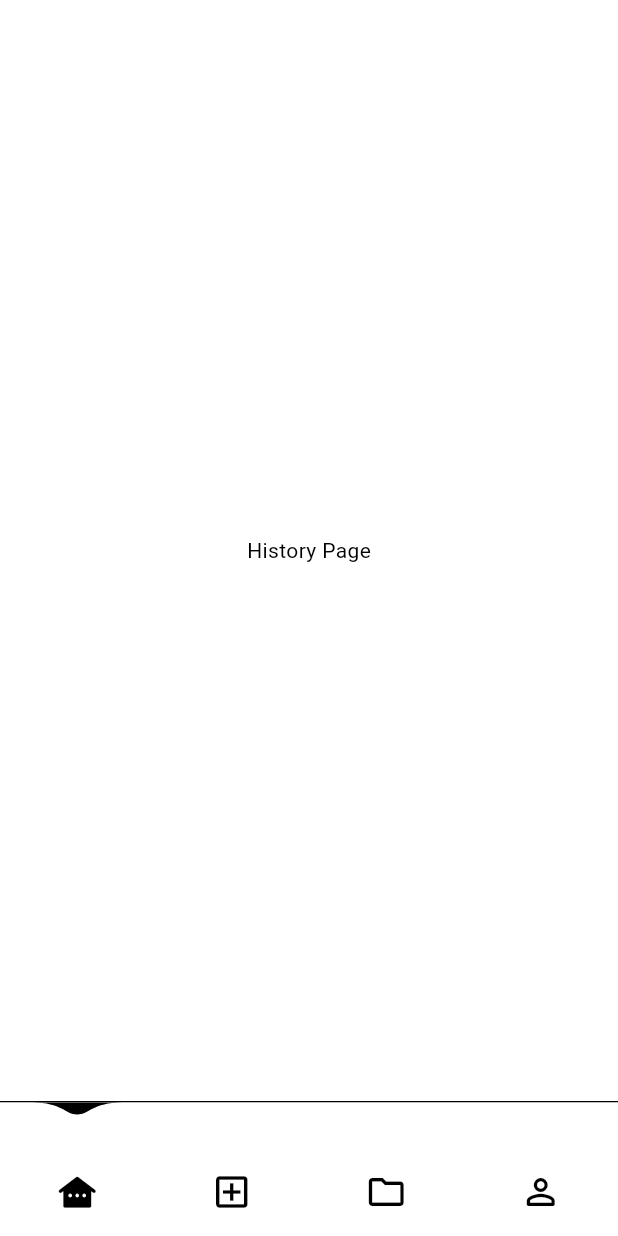
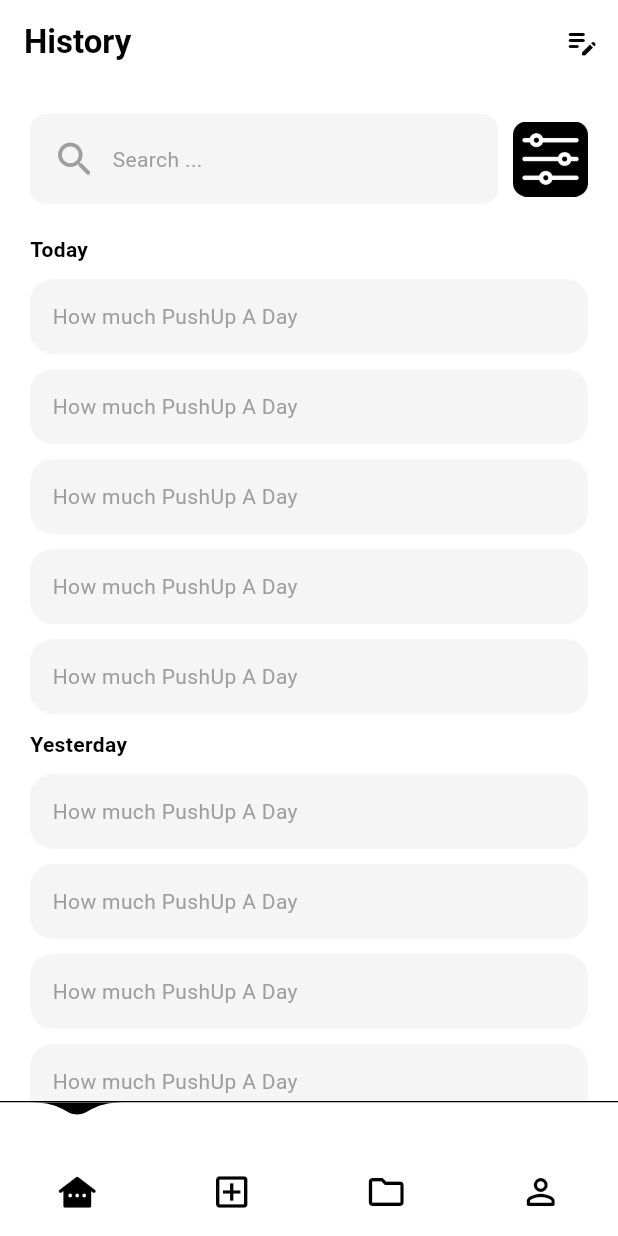
Before and after one commit to KhuongKayyyyy/brainbox, a Flutter app: the HistoryLandingPage screen opened by its route, on a phone screen of 412 x 824 dp. Run offline on Flutter 3.47's test engine with Material 3 defaults, Android fonts, the phone set to English and light mode, and no system bars; drawn by our look-alikes of water_drop_nav_bar; our stand-ins replace cached_network_image, go_router; network calls fail.

Commit message:
chat histoy page ui - done

```diff
--- a/lib/utils/custom_icon.dart
+++ b/lib/utils/custom_icon.dart
@@ -7,5 +7,6 @@ class CustomIcon{
   static String chat = "lib/icons/chat.png";
   static String talk = "lib/icons/rumor.png";
   static String image = "lib/icons/image.png";
+  static String filter = "lib/icons/filter.png";
 
 }
--- a/lib/view/authentication/login_page.dart
+++ b/lib/view/authentication/login_page.dart
@@ -51,6 +51,7 @@ class _LoginPageState extends State<LoginPage> {
   @override
   Widget build(BuildContext context) {
     return Scaffold(
+      resizeToAvoidBottomInset: false,
       backgroundColor: AppTheme.inkGrey,
       appBar: AppBar(
         backgroundColor: AppTheme.inkGrey,
--- a/lib/view/authentication/sign_in_page.dart
+++ b/lib/view/authentication/sign_in_page.dart
@@ -60,6 +60,7 @@ class _SignUpState extends State<SignUpPage> {
   @override
   Widget build(BuildContext context) {
     return Scaffold(
+      resizeToAvoidBottomInset: false,
       backgroundColor: AppTheme.inkGrey,
       appBar: AppBar(
         backgroundColor: AppTheme.inkGrey,
--- a/lib/view/history/history_landing_page.dart
+++ b/lib/view/history/history_landing_page.dart
@@ -1,10 +1,93 @@
+import 'package:brainbox/utils/custom_icon.dart';
 import 'package:flutter/material.dart';
 
+import '../../widget/item/history_chat.dart';
+
 class HistoryLandingPage extends StatelessWidget{
+  const HistoryLandingPage({super.key});
+
   @override
   Widget build(BuildContext context) {
-    return const Scaffold(
-      body: Center(child: Text("History Page"),),
+    return Scaffold(
+      appBar: AppBar(
+        title: const Row(children: [
+          Text("History",style: TextStyle(fontWeight: FontWeight.bold),),
+          Spacer(),
+        ],
+        ),
+        actions: [
+          IconButton(onPressed: (){}, icon:const Icon(Icons.edit_note_rounded))
+        ],
+      ),
+      body: SingleChildScrollView(
+        child: Padding(
+          padding: const EdgeInsets.symmetric(horizontal: 20),
+          child: Column(
+            crossAxisAlignment: CrossAxisAlignment.start,
+            children: [
+              const SizedBox(height: 20,),
+              Row(
+                children: [
+                  Expanded(
+                    child: Container(
+                      decoration: BoxDecoration(
+                          borderRadius: BorderRadius.circular(10),
+                          color: Colors.grey[100]
+                      ),
+                      padding: const EdgeInsets.all(15),
+                      child: const Row(
+                        children: [
+                          Icon(Icons.search_rounded,size: 30,color: Colors.grey,),
+                          SizedBox(width: 10,),
+                          Text("Search ...",style: TextStyle(color: Colors.grey),)
+                        ],
+                      ),
+                    ),
+                  ),
+                  const SizedBox(width: 10,),
+                  InkWell(
+                    child: SizedBox(
+                      height: 50,
+                      child: Image.asset(CustomIcon.filter),
+                    ),
+                  )
+                ],
+              ),
+              const SizedBox(height: 20,),
+              const Text("Today",style: TextStyle(fontWeight: FontWeight.bold),),
+              const SizedBox(height: 10,),
+              SizedBox(
+                child: ListView.builder(
+                  shrinkWrap: true,
+                  physics: const NeverScrollableScrollPhysics(),
+                  itemCount: 5,
+                  itemBuilder: (context, index){
+                    return Padding(
+                      padding: const EdgeInsets.only(bottom: 10),
+                      child: HistoryChat(chatTitle: "How much PushUp A Day"),
+                    );
+                  },
+                ),
+              ),
+              const Text("Yesterday",style: TextStyle(fontWeight: FontWeight.bold),),
+              const SizedBox(height: 10,),
+              SizedBox(
+                child: ListView.builder(
+                  shrinkWrap: true,
+                  physics: new NeverScrollableScrollPhysics(),
+                  itemCount: 5,
+                  itemBuilder: (context, index){
+                    return Padding(
+                      padding: const EdgeInsets.only(bottom: 10),
+                      child: HistoryChat(chatTitle: "How much PushUp A Day"),
+                    );
+                  },
+                ),
+              )
+            ],
+          ),
+        ),
+      )
     );
   }
 }
--- a/lib/view/home/home_landing_page.dart
+++ b/lib/view/home/home_landing_page.dart
@@ -1,5 +1,3 @@
-// Đặt tất cả các import ở đầu file
-import 'package:brainbox/widget/button/ai_feature.dart';
 import 'package:brainbox/widget/button/main_button.dart';
 import 'package:flutter/material.dart';
 import '../../utils/custom_icon.dart';
--- a/lib/widget/button/ai_feature.dart
+++ /dev/null
@@ -1,46 +0,0 @@
-import 'package:brainbox/utils/custom_icon.dart';
-import 'package:flutter/material.dart';
-
-class AIFeature extends StatelessWidget{
-  Color backcolor;
-  String feature;
-  String icon;
-  AIFeature({required this.backcolor,required this.feature, required this.icon});
-  @override
-  Widget build(BuildContext context) {
-    return Container(
-      width: double.infinity,
-      decoration: BoxDecoration(
-        borderRadius: BorderRadius.circular(15),
-        color: backcolor,
-      ),
-      child: Padding(
-        padding: const EdgeInsets.all(10),
-        child: Column(
-          crossAxisAlignment: CrossAxisAlignment.start,
-          children: [
-            Row(
-              children: [
-                Container(
-                  height: 40,
-                  decoration: BoxDecoration(
-                    color: Colors.black.withOpacity(0.3),
-                    shape: BoxShape.circle
-                  ),
-                  padding: const EdgeInsets.all(8),
-                  child: Image.asset(icon),
-                ),
-                const Spacer(),
-                Transform.rotate(
-                  angle: -45 * 3.1415927 / 180,
-                  child: const Icon(Icons.arrow_forward),
-                ),
-              ],
-            ),
-            Text(feature),
-          ],
-        ),
-      ),
-    );
-  }
-}
--- /dev/null
+++ b/lib/widget/item/history_chat.dart
@@ -0,0 +1,18 @@
+import 'package:flutter/material.dart';
+
+class HistoryChat extends StatelessWidget{
+  String chatTitle;
+  HistoryChat({required this.chatTitle});
+  @override
+  Widget build(BuildContext context) {
+    return Container(
+      width: double.infinity,
+      decoration: BoxDecoration(
+        borderRadius: BorderRadius.circular(15),
+        color: Colors.grey[100],
+      ),
+      padding: const EdgeInsets.all(15),
+      child: Text(chatTitle,style: const TextStyle(color: Colors.grey),),
+    );
+  }
+}
```
Also changed, not shown: lib/icons/filter.png (added).
